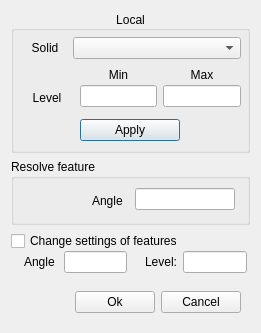
This is DMesh_Widget/w_meshstlrefineadvance.ui in orientalinformation/foamnode as Qt 5 draws it before an edit. The edited form follows.
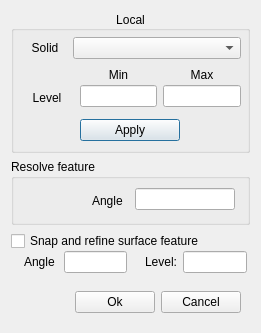
This is the edited form.

```diff
--- a/DMesh_Widget/w_meshstlrefineadvance.ui
+++ b/DMesh_Widget/w_meshstlrefineadvance.ui
@@ -325,7 +325,7 @@
       <item>
        <widget class="QCheckBox" name="ckb_MeshSurfaceFeatures">
         <property name="text">
-         <string>Change settings of features</string>
+         <string>Snap and refine surface feature</string>
         </property>
        </widget>
       </item>
```
